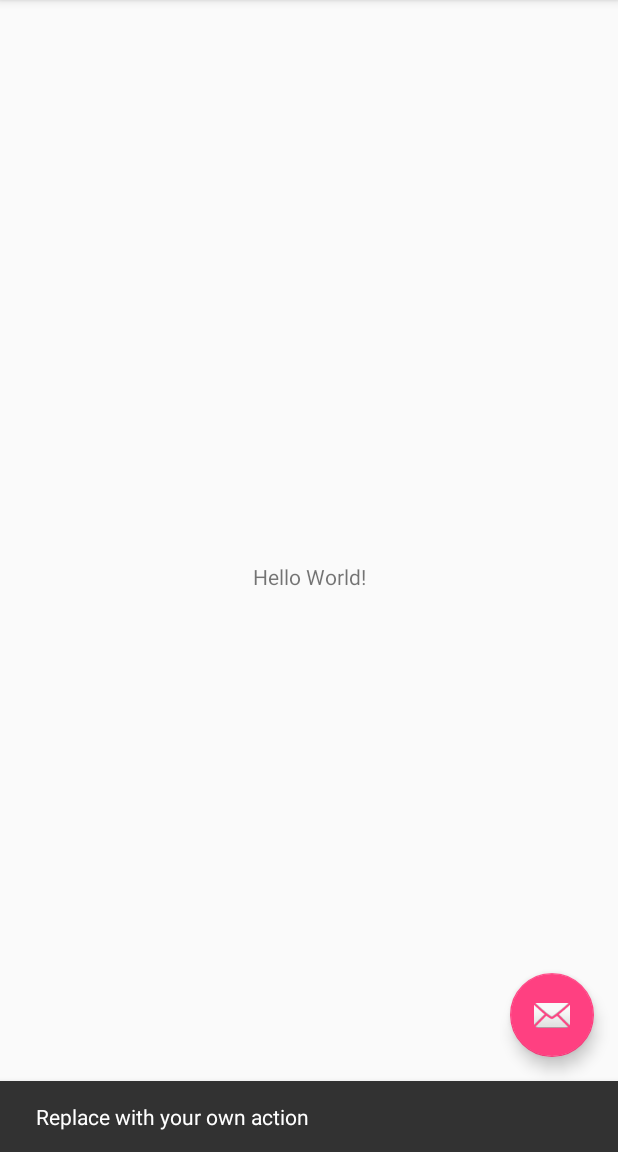
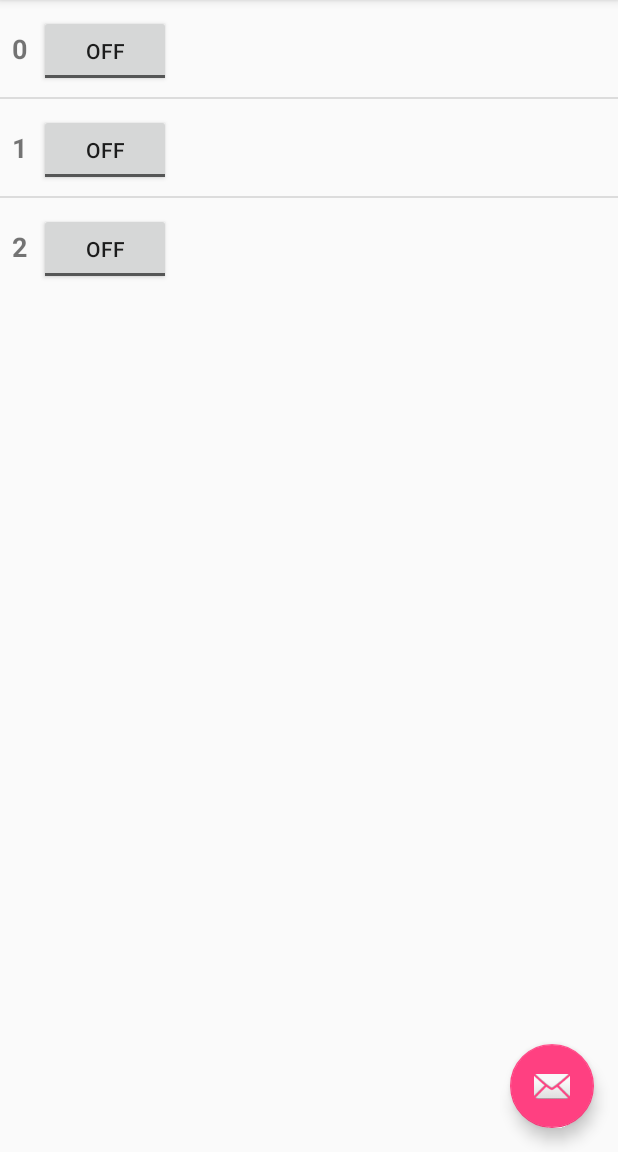
Before and after one commit to Michael-10/HackClock, an Android app: the screen it shows after launch (AlarmsActivity), after a tap on an icon or button, on a phone screen of 412 x 824 dp, the part 84-1236 px from its top. Run offline under Robolectric (Android 15) with nearby library versions, the phone set to English and light mode, and no system bars.

Commit message:
reset to old commit

```diff
--- a/app/src/main/AndroidManifest.xml
+++ b/app/src/main/AndroidManifest.xml
@@ -1,6 +1,6 @@
 <?xml version="1.0" encoding="utf-8"?>
 <manifest xmlns:android="http://schemas.android.com/apk/res/android"
-    package="projecttadhisto.qtma.com.sleepin" >
+    package="projecttadhisto.qtma.com.sleepin">
 
     <application
         android:allowBackup="true"
@@ -8,11 +8,11 @@
         android:label="@string/app_name"
         android:roundIcon="@mipmap/ic_launcher_round"
         android:supportsRtl="true"
-        android:theme="@style/AppTheme" >
+        android:theme="@style/AppTheme">
         <activity
             android:name=".AlarmsActivity"
             android:label="@string/app_name"
-            android:theme="@style/AppTheme.NoActionBar" >
+            android:theme="@style/AppTheme.NoActionBar">
             <intent-filter>
                 <action android:name="android.intent.action.MAIN" />
 
--- /dev/null
+++ b/app/src/main/java/projecttadhisto/qtma/com/sleepin/AlarmAdapter.java
@@ -0,0 +1,53 @@
+package projecttadhisto.qtma.com.sleepin;
+
+
+import android.content.Context;
+import android.view.LayoutInflater;
+import android.view.View;
+import android.view.ViewGroup;
+import android.widget.BaseAdapter;
+import android.widget.TextView;
+
+import java.util.ArrayList;
+
+public class AlarmAdapter extends BaseAdapter {
+
+    private ArrayList<String> alarms = new ArrayList<>();
+    private Context context;
+
+    public AlarmAdapter(ArrayList<String> alarms, Context context) {
+        this.alarms = alarms;
+        this.context = context;
+    }
+
+    @Override
+    public int getCount() {
+        return alarms.size();
+    }
+
+    @Override
+    public Object getItem(int pos) {
+        return alarms.get(pos);
+    }
+
+    @Override
+    public long getItemId(int pos) {
+        // return alarms.get(pos).getId();
+        // return 0 if list items do not have id attribute
+        return 0;
+    }
+
+    @Override
+    public View getView(int pos, View view, ViewGroup viewGroup) {
+        View v = view;
+        if (view == null) {
+            LayoutInflater inflater = (LayoutInflater) context.getSystemService(Context.LAYOUT_INFLATER_SERVICE);
+            v = inflater.inflate(R.layout.list_item_alarm, null);
+        }
+
+        // Handle TextView and display string from list
+        TextView tvAlarmItem = (TextView) v.findViewById(R.id.list_item_alarm_text);
+        tvAlarmItem.setText(alarms.get(pos));
+        return v;
+    }
+}
--- a/app/src/main/java/projecttadhisto/qtma/com/sleepin/AlarmsActivity.java
+++ b/app/src/main/java/projecttadhisto/qtma/com/sleepin/AlarmsActivity.java
@@ -8,8 +8,15 @@ import android.support.v7.widget.Toolbar;
 import android.view.View;
 import android.view.Menu;
 import android.view.MenuItem;
+import android.widget.ListView;
+
+import java.util.ArrayList;
 
 public class AlarmsActivity extends AppCompatActivity {
+
+    private ArrayList<String> alarms;
+    private AlarmAdapter alarmAdapter;
+    private ListView lvAlarms;
 
     @Override
     protected void onCreate(Bundle savedInstanceState) {
@@ -18,12 +25,22 @@ public class AlarmsActivity extends AppCompatActivity {
         Toolbar toolbar = (Toolbar) findViewById(R.id.toolbar);
         setSupportActionBar(toolbar);
 
-       FloatingActionButton fab = (FloatingActionButton) findViewById(R.id.fab);
+        alarms = new ArrayList<>();
+        alarmAdapter = new AlarmAdapter(alarms, this);
+        lvAlarms = (ListView) findViewById(R.id.lv_alarms);
+        lvAlarms.setAdapter(alarmAdapter);
+
+        for (int i = 0; i < 3; ++i) {
+            alarms.add(i + "");
+        }
+
+        alarmAdapter.notifyDataSetChanged();
+
+        FloatingActionButton fab = (FloatingActionButton) findViewById(R.id.fab);
         fab.setOnClickListener(new View.OnClickListener() {
             @Override
             public void onClick(View view) {
-                Snackbar.make(view, "Replace with your own action", Snackbar.LENGTH_LONG)
-                        .setAction("Action", null).show();
+
             }
         });
     }
--- a/app/src/main/res/layout/activity_alarms.xml
+++ b/app/src/main/res/layout/activity_alarms.xml
@@ -21,14 +21,17 @@
 
     </android.support.design.widget.AppBarLayout>
 
-    <include layout="@layout/content_alarms"/>
+    <include layout="@layout/content_alarms"
+        android:id="@+id/include" />
 
     <android.support.design.widget.FloatingActionButton
         android:id="@+id/fab"
         android:layout_width="wrap_content"
         android:layout_height="wrap_content"
-        android:layout_gravity="bottom|end"
+        android:layout_gravity="top|left"
         android:layout_margin="@dimen/fab_margin"
+        app:layout_anchor="@+id/include"
+        app:layout_anchorGravity="bottom|right"
         app:srcCompat="@android:drawable/ic_dialog_email" />
 
 </android.support.design.widget.CoordinatorLayout>
--- a/app/src/main/res/layout/content_alarms.xml
+++ b/app/src/main/res/layout/content_alarms.xml
@@ -1,5 +1,5 @@
 <?xml version="1.0" encoding="utf-8"?>
-<android.support.constraint.ConstraintLayout
+<RelativeLayout
     xmlns:android="http://schemas.android.com/apk/res/android"
     xmlns:tools="http://schemas.android.com/tools"
     xmlns:app="http://schemas.android.com/apk/res-auto"
@@ -9,13 +9,10 @@
     tools:showIn="@layout/activity_alarms"
     tools:context="projecttadhisto.qtma.com.sleepin.AlarmsActivity">
 
-    <TextView
-        android:layout_width="wrap_content"
+    <ListView
+        android:id="@+id/lv_alarms"
         android:layout_height="wrap_content"
-        android:text="Hello World!"
-        app:layout_constraintBottom_toBottomOf="parent"
-        app:layout_constraintLeft_toLeftOf="parent"
-        app:layout_constraintRight_toRightOf="parent"
-        app:layout_constraintTop_toTopOf="parent" />
+        android:layout_width="match_parent">
 
-</android.support.constraint.ConstraintLayout>
+    </ListView>
+</RelativeLayout>
--- /dev/null
+++ b/app/src/main/res/layout/list_item_alarm.xml
@@ -0,0 +1,26 @@
+<?xml version="1.0" encoding="utf-8"?>
+<LinearLayout xmlns:android="http://schemas.android.com/apk/res/android"
+    android:orientation="horizontal"
+    android:layout_width="match_parent"
+    android:layout_height="match_parent">
+
+    <TextView
+        android:id="@+id/list_item_alarm_text"
+        android:layout_width="wrap_content"
+        android:layout_height="wrap_content"
+        android:paddingBottom="20dp"
+        android:paddingLeft="8dp"
+        android:paddingRight="8dp"
+        android:paddingStart="8dp"
+        android:paddingTop="20dp"
+        android:text="heello"
+        android:textAlignment="center"
+        android:textSize="18sp"
+        android:textStyle="bold" />
+
+    <ToggleButton
+        android:id="@+id/toggleButton"
+        android:layout_width="wrap_content"
+        android:layout_height="wrap_content"
+        android:text="On" />
+</LinearLayout>
--- a/app/src/main/res/values/strings.xml
+++ b/app/src/main/res/values/strings.xml
@@ -1,4 +1,5 @@
 <resources>
     <string name="app_name">Sleep In</string>
     <string name="action_settings">Settings</string>
+    <string name="title_activity_main">MainActivity</string>
 </resources>
--- a/app/src/main/res/values/styles.xml
+++ b/app/src/main/res/values/styles.xml
@@ -7,11 +7,14 @@
         <item name="colorPrimaryDark">@color/colorPrimaryDark</item>
         <item name="colorAccent">@color/colorAccent</item>
     </style>
+
     <style name="AppTheme.NoActionBar">
         <item name="windowActionBar">false</item>
         <item name="windowNoTitle">true</item>
     </style>
+
     <style name="AppTheme.AppBarOverlay" parent="ThemeOverlay.AppCompat.Dark.ActionBar" />
+
     <style name="AppTheme.PopupOverlay" parent="ThemeOverlay.AppCompat.Light" />
 
 </resources>
```
